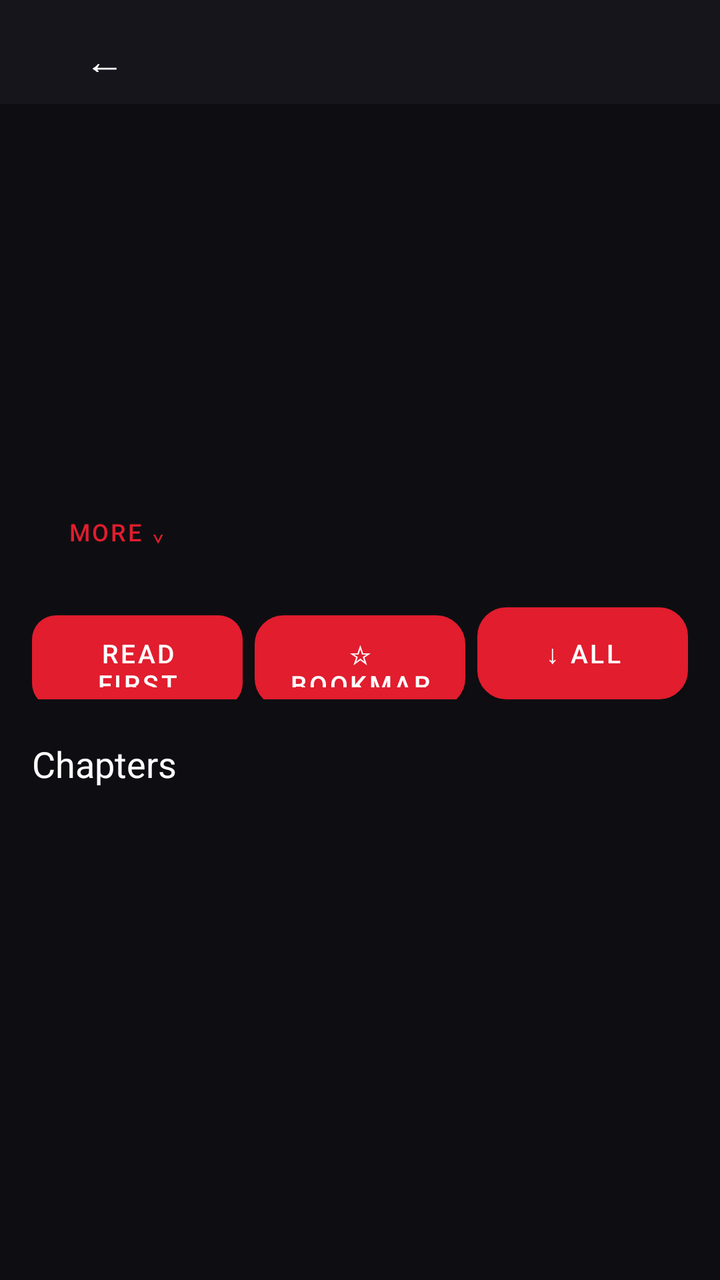
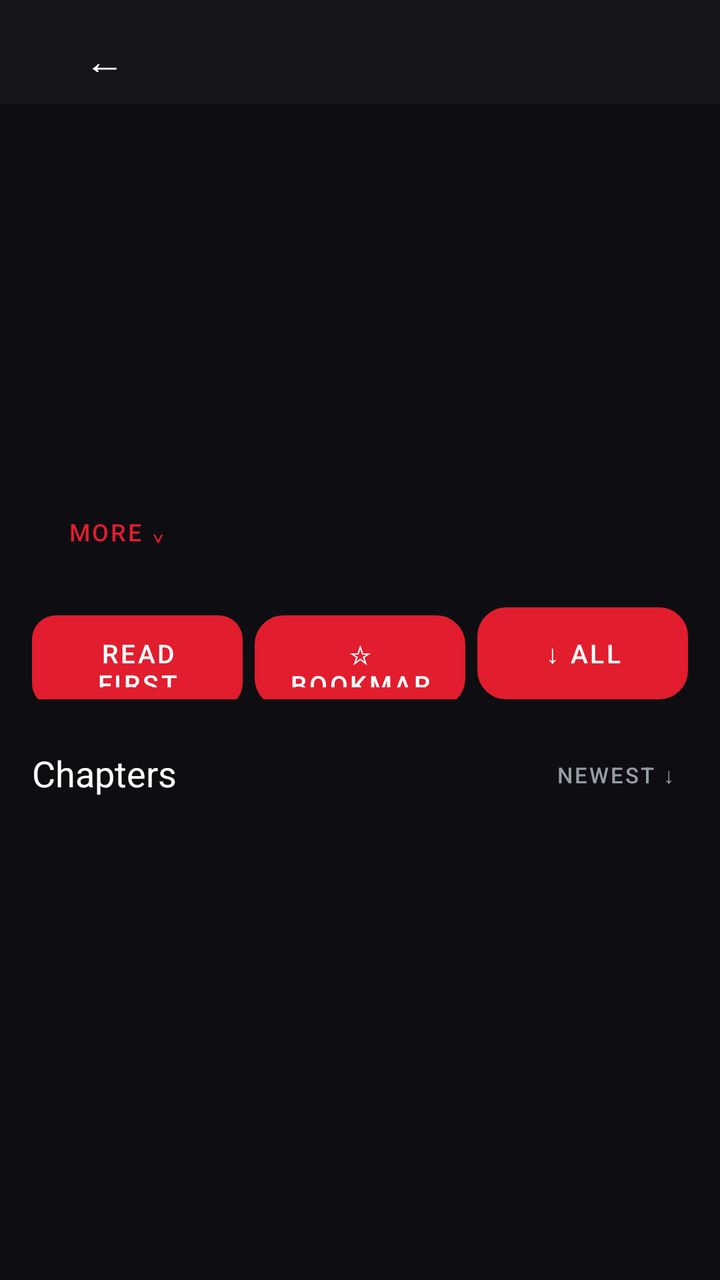

An Android layout rendered at two revisions. The XML below is the earlier revision; the diff shows what the commit changed to produce the second picture.
<!-- AndroidManifest.xml: application theme Theme.MyGhoulScans -->
<!-- res/layout/activity_comic_detail.xml -->
<?xml version="1.0" encoding="utf-8"?>
<LinearLayout xmlns:android="http://schemas.android.com/apk/res/android"
    android:orientation="vertical" android:layout_width="match_parent" android:layout_height="match_parent"
    android:background="@color/mgs_bg">

    <LinearLayout android:orientation="horizontal" android:layout_width="match_parent"
        android:layout_height="52dp" android:background="@color/mgs_panel" android:gravity="center_vertical"
        android:paddingStart="8dp" android:paddingEnd="8dp">
        <Button android:id="@+id/detailBack" android:layout_width="wrap_content" android:layout_height="40dp"
            android:text="←" android:textSize="20sp" android:textColor="@color/white"
            android:background="?android:attr/selectableItemBackground" />
        <TextView android:id="@+id/detailTopTitle" android:layout_width="0dp" android:layout_height="wrap_content"
            android:layout_weight="1" android:textColor="@color/white" android:textSize="16sp"
            android:maxLines="1" android:ellipsize="end" android:layout_marginStart="6dp" />
    </LinearLayout>

    <ScrollView android:layout_width="match_parent" android:layout_height="0dp" android:layout_weight="1">
        <LinearLayout android:orientation="vertical" android:layout_width="match_parent" android:layout_height="wrap_content"
            android:paddingBottom="16dp">

            <LinearLayout android:orientation="horizontal" android:layout_width="match_parent"
                android:layout_height="wrap_content" android:padding="16dp">
                <ImageView android:id="@+id/detailCover" android:layout_width="104dp" android:layout_height="144dp"
                    android:scaleType="centerCrop" android:contentDescription="Cover" />
                <LinearLayout android:orientation="vertical" android:layout_width="0dp" android:layout_height="wrap_content"
                    android:layout_weight="1" android:layout_marginStart="14dp">
                    <TextView android:id="@+id/detailTitle" android:layout_width="match_parent" android:layout_height="wrap_content"
                        android:textColor="@color/white" android:textSize="18sp" android:textStyle="bold"
                        android:maxLines="4" android:ellipsize="end" />
                    <TextView android:id="@+id/detailSource" android:layout_width="match_parent" android:layout_height="wrap_content"
                        android:textColor="@color/mgs_muted" android:textSize="12sp" android:layout_marginTop="4dp" />
                    <TextView android:id="@+id/detailCount" android:layout_width="match_parent" android:layout_height="wrap_content"
                        android:textColor="@color/mgs_accent" android:textSize="13sp" android:layout_marginTop="6dp" />
                    <TextView android:id="@+id/detailProgress" android:layout_width="match_parent" android:layout_height="wrap_content"
                        android:textColor="#FF2ECC71" android:textSize="12sp" android:layout_marginTop="4dp" />
                </LinearLayout>
            </LinearLayout>

            <TextView android:id="@+id/detailDesc" android:layout_width="match_parent" android:layout_height="wrap_content"
                android:textColor="#FFBBBBBB" android:textSize="13sp" android:paddingStart="16dp" android:paddingEnd="16dp"
                android:maxLines="3" android:ellipsize="end" />

            <Button android:id="@+id/detailMore" android:layout_width="wrap_content" android:layout_height="34dp"
                android:text="More ⌄" android:textSize="12sp" android:textColor="@color/mgs_accent"
                android:background="?android:attr/selectableItemBackground" android:layout_marginStart="14dp"
                android:layout_marginTop="2dp" android:paddingStart="4dp" android:paddingEnd="4dp" />

            <HorizontalScrollView android:layout_width="match_parent" android:layout_height="wrap_content"
                android:scrollbars="none" android:layout_marginTop="8dp">
                <LinearLayout android:id="@+id/detailGenres" android:orientation="horizontal"
                    android:layout_width="wrap_content" android:layout_height="wrap_content"
                    android:paddingStart="14dp" android:paddingEnd="14dp" />
            </HorizontalScrollView>

            <LinearLayout android:orientation="horizontal" android:layout_width="match_parent"
                android:layout_height="wrap_content" android:layout_marginTop="14dp" android:paddingStart="16dp" android:paddingEnd="16dp">
                <Button android:id="@+id/detailRead" android:layout_width="0dp" android:layout_weight="1"
                    android:layout_height="46dp" android:text="Read first" android:textSize="13sp"
                    android:textColor="@color/white" android:background="@drawable/mgs_accent_button" />
                <Button android:id="@+id/detailBookmark" android:layout_width="0dp" android:layout_weight="1"
                    android:layout_height="46dp" android:text="☆ Bookmark" android:textSize="13sp"
                    android:textColor="@color/white" android:background="@drawable/mgs_card"
                    android:layout_marginStart="6dp" />
                <Button android:id="@+id/detailDownloadAll" android:layout_width="0dp" android:layout_weight="1"
                    android:layout_height="46dp" android:text="↓ All" android:textSize="13sp"
                    android:textColor="@color/white" android:background="@drawable/mgs_card"
                    android:layout_marginStart="6dp" />
            </LinearLayout>

            <TextView android:id="@+id/chapterHead" android:layout_width="match_parent" android:layout_height="wrap_content"
                android:text="Chapters" android:textColor="@color/white" android:textSize="18sp"
                android:layout_marginTop="20dp" android:paddingStart="16dp" android:paddingBottom="8dp" />
            <LinearLayout android:id="@+id/chapterList" android:orientation="vertical"
                android:layout_width="match_parent" android:layout_height="wrap_content" android:paddingStart="12dp" android:paddingEnd="12dp" />
        </LinearLayout>
    </ScrollView>
</LinearLayout>
<!-- resources referenced by this layout -->
<resources>
  <color name="mgs_accent">#FFE11D2E</color>
  <color name="mgs_bg">#FF0E0E12</color>
  <color name="mgs_muted">#FF979BA8</color>
  <color name="mgs_panel">#FF15151B</color>
  <color name="white">#FFFFFFFF</color>
  <!-- drawable mgs_accent_button (drawable) -->
  <?xml version="1.0" encoding="utf-8"?>
  <shape xmlns:android="http://schemas.android.com/apk/res/android" android:shape="rectangle">
      <solid android:color="#FFE11D2E" />
      <corners android:radius="12dp" />
  </shape>
  <!-- drawable mgs_card (drawable) -->
  <?xml version="1.0" encoding="utf-8"?>
  <shape xmlns:android="http://schemas.android.com/apk/res/android" android:shape="rectangle">
      <solid android:color="#FF1C1C24" />
      <corners android:radius="14dp" />
      <stroke android:width="1dp" android:color="#FF2A2A34" />
  </shape>
  <style name="Theme.MyGhoulScans" parent="Theme.MaterialComponents.DayNight.NoActionBar">
          
          <item name="colorPrimary">@color/mgs_accent</item>
          <item name="colorPrimaryVariant">@color/mgs_accent</item>
          <item name="colorOnPrimary">@color/white</item>
          
          <item name="colorSecondary">@color/mgs_accent</item>
          <item name="colorSecondaryVariant">@color/mgs_accent</item>
          <item name="colorOnSecondary">@color/white</item>
          
          <item name="android:statusBarColor">@color/mgs_bg</item>
          <item name="android:windowBackground">@color/mgs_bg</item>
          <item name="android:textColorPrimary">@color/white</item>
          
      </style>
</resources>

<!-- the commit's change to res/layout/activity_comic_detail.xml (unified diff, before → after) -->
@@ -67,11 +67,21 @@
                     android:layout_marginStart="6dp" />
             </LinearLayout>
 
-            <TextView android:id="@+id/chapterHead" android:layout_width="match_parent" android:layout_height="wrap_content"
-                android:text="Chapters" android:textColor="@color/white" android:textSize="18sp"
-                android:layout_marginTop="20dp" android:paddingStart="16dp" android:paddingBottom="8dp" />
+            <LinearLayout android:orientation="horizontal" android:layout_width="match_parent"
+                android:layout_height="wrap_content" android:gravity="center_vertical"
+                android:layout_marginTop="20dp" android:paddingStart="16dp" android:paddingEnd="8dp" android:paddingBottom="8dp">
+                <TextView android:id="@+id/chapterHead" android:layout_width="0dp" android:layout_height="wrap_content"
+                    android:layout_weight="1" android:text="Chapters" android:textColor="@color/white" android:textSize="18sp" />
+                <Button android:id="@+id/chapterSort" android:layout_width="wrap_content" android:layout_height="34dp"
+                    android:text="Newest ↓" android:textSize="11sp" android:textColor="@color/mgs_muted"
+                    android:background="?android:attr/selectableItemBackground" android:paddingStart="6dp" android:paddingEnd="6dp" />
+            </LinearLayout>
             <LinearLayout android:id="@+id/chapterList" android:orientation="vertical"
                 android:layout_width="match_parent" android:layout_height="wrap_content" android:paddingStart="12dp" android:paddingEnd="12dp" />
+            <Button android:id="@+id/chapterShowAll" android:layout_width="match_parent" android:layout_height="40dp"
+                android:text="Show All Chapters ⌄" android:textSize="13sp" android:textColor="@color/mgs_accent"
+                android:background="@drawable/mgs_card" android:layout_marginStart="12dp" android:layout_marginEnd="12dp"
+                android:layout_marginTop="6dp" android:visibility="gone" android:layout_marginBottom="10dp" />
         </LinearLayout>
     </ScrollView>
 </LinearLayout>
